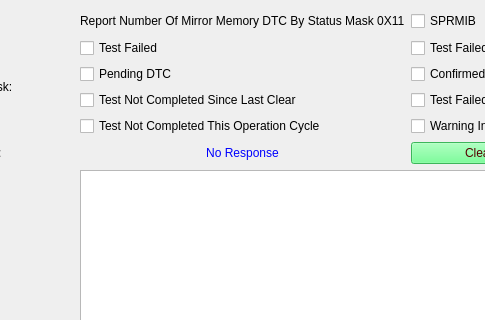
Above: SID_19_11.ui from VicharaVandana/ProxiCan before the change; both pictures show x 95 to 580 and y 0 to 320 of the 846 by 634 pixel window. Below: the same form after it.
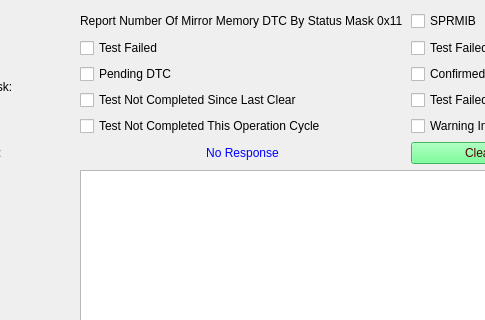
That is the form after the change.

Patch:
```diff
--- a/SID_19_11.ui
+++ b/SID_19_11.ui
@@ -248,7 +248,7 @@
     <item row="0" column="1" colspan="2">
      <widget class="QLabel" name="subFunction_Name">
       <property name="text">
-       <string>Report Number Of Mirror Memory DTC By Status Mask 0X11</string>
+       <string>Report Number Of Mirror Memory DTC By Status Mask 0x11</string>
       </property>
      </widget>
     </item>
```
Left out of the diff: 2 changed lines with no effect on the pictures.
